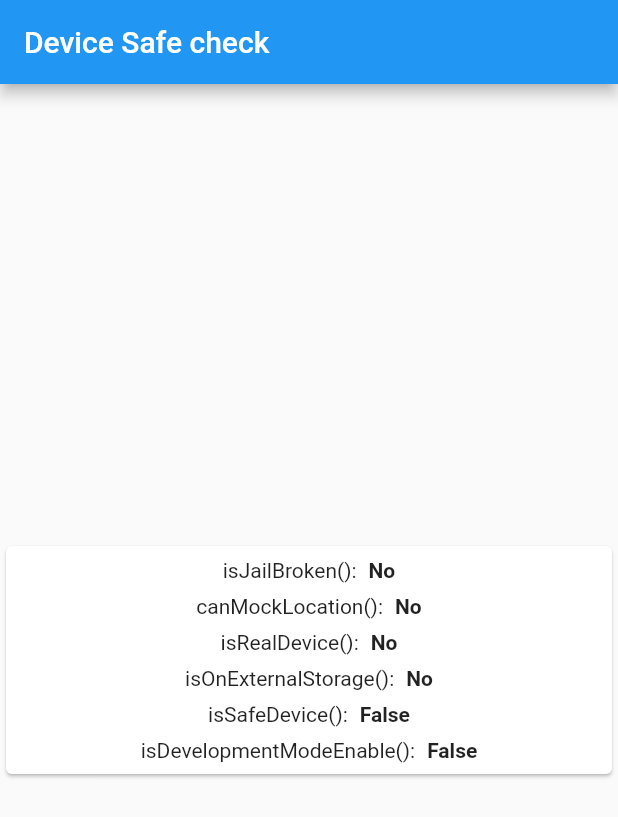
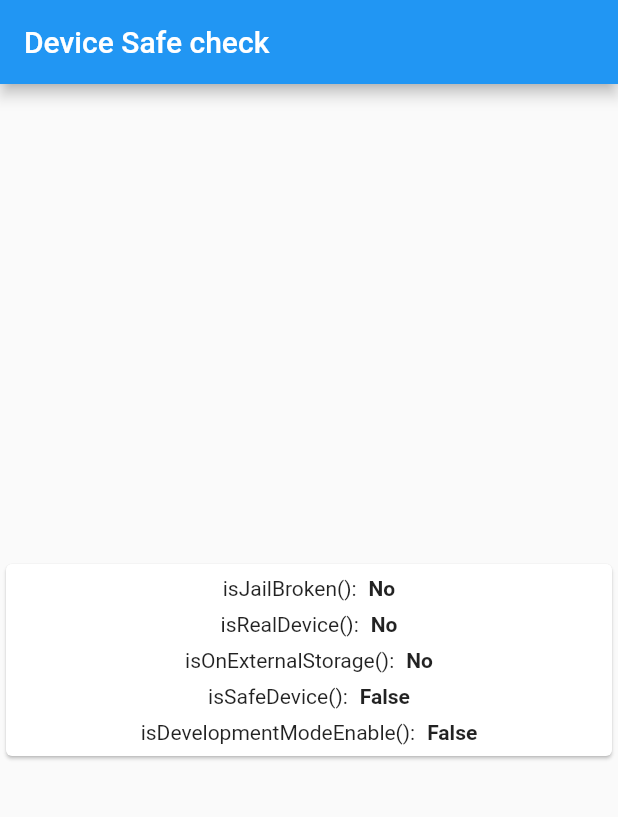
Before and after one commit to ufukhawk/safe_device, a Flutter app: the screen it shows after launch, on a phone screen of 412 x 824 dp. Shown: the top 817 px of the screen. Run offline on Flutter 3.47's test engine with Material 2 defaults, Android fonts, the light colour scheme and no system bars.

Commit message:
Removing trust_location library because it freezes background_locator_2 library

```diff
--- a/example/lib/home.dart
+++ b/example/lib/home.dart
@@ -8,7 +8,7 @@ class Home extends StatefulWidget {
 
 class _HomeState extends State<Home> {
   bool isJailBroken = false;
-  bool canMockLocation = false;
+  //bool canMockLocation = false;
   bool isRealDevice = true;
   bool isOnExternalStorage = false;
   bool isSafeDevice = false;
@@ -31,7 +31,7 @@ class _HomeState extends State<Home> {
     // Platform messages may fail, so we use a try/catch PlatformException.ßß
     try {
       isJailBroken = await SafeDevice.isJailBroken;
-      canMockLocation = await SafeDevice.canMockLocation;
+      //canMockLocation = await SafeDevice.canMockLocation;
       isRealDevice = await SafeDevice.isRealDevice;
       isOnExternalStorage = await SafeDevice.isOnExternalStorage;
       isSafeDevice = await SafeDevice.isSafeDevice;
@@ -41,7 +41,7 @@ class _HomeState extends State<Home> {
 
     setState(() {
       isJailBroken = isJailBroken;
-      canMockLocation = canMockLocation;
+      //canMockLocation = canMockLocation;
       isRealDevice = isRealDevice;
       isOnExternalStorage = isOnExternalStorage;
       isSafeDevice = isSafeDevice;
@@ -71,22 +71,22 @@ class _HomeState extends State<Home> {
                   ),
                 ],
               ),
-              SizedBox(
-                height: 8,
-              ),
-              Row(
-                mainAxisAlignment: MainAxisAlignment.center,
-                children: <Widget>[
-                  Text('canMockLocation():'),
-                  SizedBox(
-                    width: 8,
-                  ),
-                  Text(
-                    '${canMockLocation ? "Yes" : "No"}',
-                    style: TextStyle(fontWeight: FontWeight.w600),
-                  ),
-                ],
-              ),
+              // SizedBox(
+              //   height: 8,
+              // ),
+              // Row(
+              //   mainAxisAlignment: MainAxisAlignment.center,
+              //   children: <Widget>[
+              //     Text('canMockLocation():'),
+              //     SizedBox(
+              //       width: 8,
+              //     ),
+              //     Text(
+              //       '${canMockLocation ? "Yes" : "No"}',
+              //       style: TextStyle(fontWeight: FontWeight.w600),
+              //     ),
+              //   ],
+              // ),
               SizedBox(
                 height: 8,
               ),
--- a/example/lib/main.dart
+++ b/example/lib/main.dart
@@ -1,5 +1,5 @@
 import 'package:flutter/material.dart';
-import 'package:location_permissions/location_permissions.dart';
+// import 'package:location_permissions/location_permissions.dart';
 import 'package:safe_device/safe_device.dart';
 
 void main() => runApp(MyApp());
@@ -11,7 +11,7 @@ class MyApp extends StatefulWidget {
 
 class _MyAppState extends State<MyApp> {
   bool isJailBroken = false;
-  bool canMockLocation = false;
+  //bool canMockLocation = false;
   bool isRealDevice = true;
   bool isOnExternalStorage = false;
   bool isSafeDevice = false;
@@ -23,11 +23,11 @@ class _MyAppState extends State<MyApp> {
   }
 
   Future<void> initPlatformState() async {
-    await LocationPermissions().requestPermissions();
+    //await LocationPermissions().requestPermissions();
     if (!mounted) return;
     try {
       isJailBroken = await SafeDevice.isJailBroken;
-      canMockLocation = await SafeDevice.canMockLocation;
+      //canMockLocation = await SafeDevice.canMockLocation;
       isRealDevice = await SafeDevice.isRealDevice;
       isOnExternalStorage = await SafeDevice.isOnExternalStorage;
       isSafeDevice = await SafeDevice.isSafeDevice;
@@ -38,7 +38,7 @@ class _MyAppState extends State<MyApp> {
 
     setState(() {
       isJailBroken = isJailBroken;
-      canMockLocation = canMockLocation;
+      //canMockLocation = canMockLocation;
       isRealDevice = isRealDevice;
       isOnExternalStorage = isOnExternalStorage;
       isSafeDevice = isSafeDevice;
@@ -74,22 +74,22 @@ class _MyAppState extends State<MyApp> {
                       ),
                     ],
                   ),
-                  SizedBox(
-                    height: 8,
-                  ),
-                  Row(
-                    mainAxisAlignment: MainAxisAlignment.center,
-                    children: <Widget>[
-                      Text('canMockLocation():'),
-                      SizedBox(
-                        width: 8,
-                      ),
-                      Text(
-                        '${canMockLocation ? "Yes" : "No"}',
-                        style: TextStyle(fontWeight: FontWeight.w600),
-                      ),
-                    ],
-                  ),
+                  // SizedBox(
+                  //   height: 8,
+                  // ),
+                  // Row(
+                  //   mainAxisAlignment: MainAxisAlignment.center,
+                  //   children: <Widget>[
+                  //     Text('canMockLocation():'),
+                  //     SizedBox(
+                  //       width: 8,
+                  //     ),
+                  //     Text(
+                  //       '${canMockLocation ? "Yes" : "No"}',
+                  //       style: TextStyle(fontWeight: FontWeight.w600),
+                  //     ),
+                  //   ],
+                  // ),
                   SizedBox(
                     height: 8,
                   ),
--- a/lib/safe_device.dart
+++ b/lib/safe_device.dart
@@ -2,7 +2,7 @@ import 'dart:async';
 import 'dart:io';
 
 import 'package:flutter/services.dart';
-import 'package:trust_location/trust_location.dart';
+// import 'package:trust_location/trust_location.dart';
 
 class SafeDevice {
   static const MethodChannel _channel = const MethodChannel('safe_device');
@@ -14,13 +14,13 @@ class SafeDevice {
   }
 
   //Can this device mock location - no need to root!
-  static Future<bool> get canMockLocation async {
-    if (Platform.isAndroid) {
-      return await TrustLocation.isMockLocation;
-    } else {
-      return !await isRealDevice || await isJailBroken;
-    }
-  }
+  // static Future<bool> get canMockLocation async {
+  //   if (Platform.isAndroid) {
+  //     return await TrustLocation.isMockLocation;
+  //   } else {
+  //     return !await isRealDevice || await isJailBroken;
+  //   }
+  // }
 
   // Checks whether device is real or emulator
   static Future<bool> get isRealDevice async {
@@ -39,18 +39,18 @@ class SafeDevice {
   static Future<bool> get isSafeDevice async {
     final bool isJailBroken = await _channel.invokeMethod('isJailBroken');
     final bool isRealDevice = await _channel.invokeMethod('isRealDevice');
-    final bool canMockLocation = await SafeDevice.canMockLocation;
+    //final bool canMockLocation = await SafeDevice.canMockLocation;
     if (Platform.isAndroid) {
       final bool isOnExternalStorage =
           await _channel.invokeMethod('isOnExternalStorage');
       return isJailBroken ||
-              canMockLocation ||
+              //canMockLocation ||
               !isRealDevice ||
               isOnExternalStorage == true
           ? false
           : true;
     } else {
-      return isJailBroken || !isRealDevice || canMockLocation;
+      return isJailBroken || !isRealDevice; //|| canMockLocation;
     }
   }
 
--- a/pubspec.yaml
+++ b/pubspec.yaml
@@ -10,7 +10,7 @@ environment:
 dependencies:
   flutter:
     sdk: flutter
-  trust_location : ^2.0.13 #for mock location (for now)
+#  trust_location : ^2.0.13 #for mock location (for now)
 
 dev_dependencies:
   flutter_test:
```
Also changed, not shown: example/pubspec.lock, pubspec.lock.
